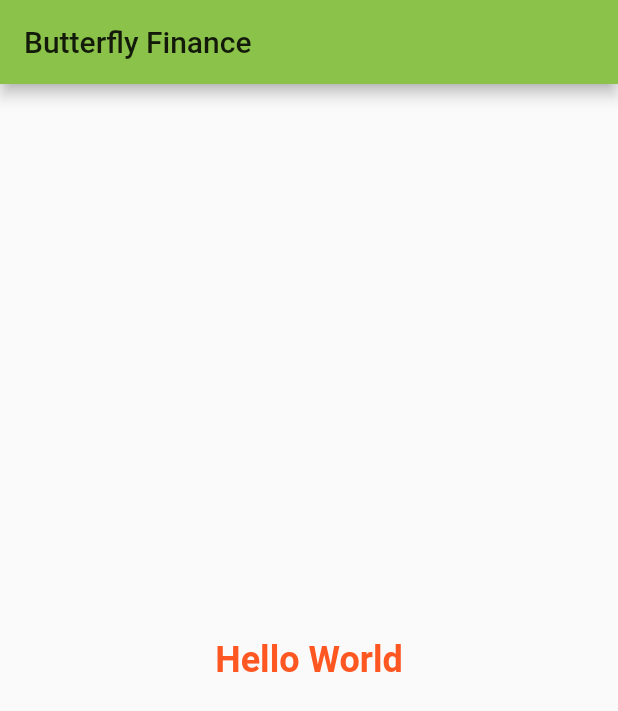
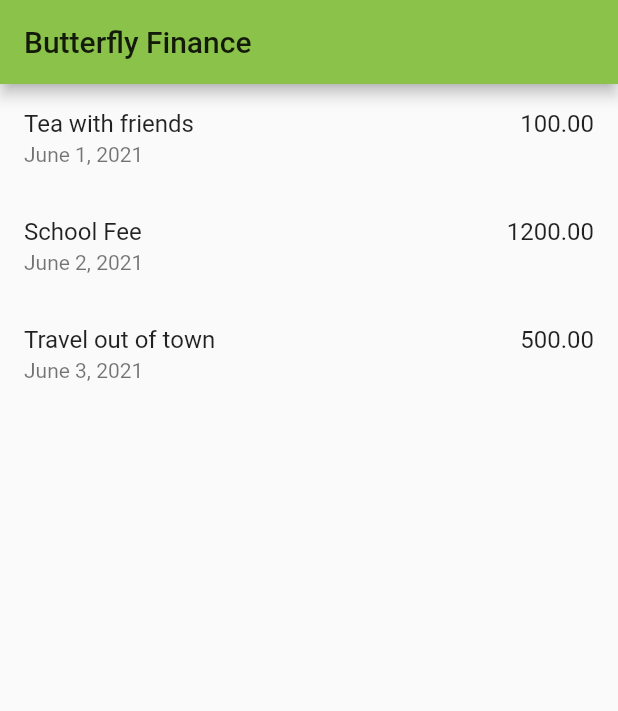
Before and after one commit to anoopramanujam/butterfly_finance, a Flutter app: the screen it shows after launch, on a phone screen of 412 x 824 dp. Shown: the top 711 px of the screen. Run offline on Flutter 3.47's test engine with Material 2 defaults, Android fonts, the light colour scheme and no system bars.

Commit message:
clean up the list

```diff
--- a/lib/main.dart
+++ b/lib/main.dart
@@ -1,4 +1,5 @@
 import 'package:flutter/material.dart';
+import 'package:intl/intl.dart';
 
 void main() {
   runApp(MyApp());
@@ -13,17 +14,60 @@ class MyApp extends StatelessWidget {
         primarySwatch: Colors.lightGreen,
       ),
       home: Scaffold(
-        appBar: AppBar(
-          title: const Text('Butterfly Finance'),
-        ),
-        body: Center(
-          child: const Text('Hello World',
-              style: const TextStyle(
-                  fontWeight: FontWeight.bold,
-                  color: Colors.deepOrange,
-                  fontSize: 24)),
-        ),
-      ),
+          appBar: AppBar(
+            title: const Text('Butterfly Finance'),
+          ),
+          body: Home()),
     );
   }
 }
+
+/// Home Screen
+class Home extends StatelessWidget {
+  final List<TransactionModel> transactions = [
+    TransactionModel(
+        txnDate: DateTime(2021, 6, 1),
+        amount: 100.00,
+        description: 'Tea with friends'),
+    TransactionModel(
+        txnDate: DateTime(2021, 6, 2),
+        amount: 1200.00,
+        description: 'School Fee'),
+    TransactionModel(
+        txnDate: DateTime(2021, 6, 3),
+        amount: 500.00,
+        description: 'Travel out of town'),
+  ];
+  @override
+  Widget build(BuildContext context) {
+    return ListView.builder(
+        itemCount: transactions.length,
+        itemBuilder: (BuildContext _context, int i) {
+          return _buildRow(transactions[i]);
+        });
+  }
+
+  Widget _buildRow(TransactionModel transaction) {
+    final String txnDate = DateFormat.yMMMMd().format(transaction.txnDate);
+    //final String txnDate = transaction.txnDate.toString();
+    return (ListTile(
+      title: Row(
+        mainAxisAlignment: MainAxisAlignment.spaceBetween,
+        children: [
+          Text(transaction.description),
+          Text(transaction.amount.toStringAsFixed(2)),
+        ],
+      ),
+      subtitle: Text(txnDate),
+    ));
+  }
+}
+
+class TransactionModel {
+  TransactionModel(
+      {required this.txnDate, required this.amount, this.description = ''});
+
+  final DateTime txnDate;
+  final String description;
+  final double amount;
+}
--- a/pubspec.yaml
+++ b/pubspec.yaml
@@ -23,7 +23,7 @@ environment:
 dependencies:
   flutter:
     sdk: flutter
-
+  intl: ^0.17.0
 
   # The following adds the Cupertino Icons font to your application.
   # Use with the CupertinoIcons class for iOS style icons.
```
Also changed, not shown: pubspec.lock, 1 other file.
